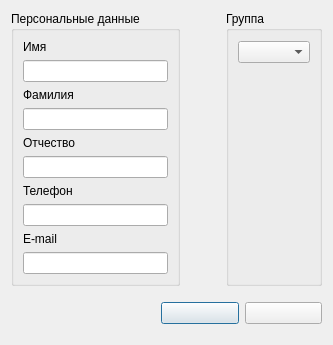
Before: the Qt Designer form ui/insertstudent.ui in 7enSmile/clientVKR, drawn with Qt 5.
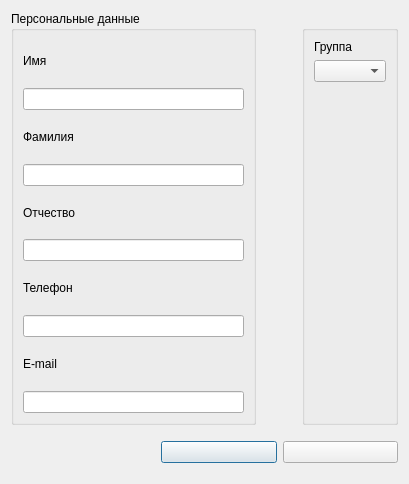
After: the same form once the commit is applied.

Commit message: исправление

What changed in the file:
```diff
--- a/ui/insertstudent.ui
+++ b/ui/insertstudent.ui
@@ -6,8 +6,8 @@
    <rect>
     <x>0</x>
     <y>0</y>
-    <width>333</width>
-    <height>340</height>
+    <width>409</width>
+    <height>484</height>
    </rect>
   </property>
   <property name="windowTitle">
@@ -118,11 +118,18 @@
      <item>
       <widget class="QGroupBox" name="groupBox_2">
        <property name="title">
-        <string>Группа</string>
+        <string> </string>
        </property>
        <layout class="QHBoxLayout" name="horizontalLayout_4">
         <item>
          <layout class="QVBoxLayout" name="verticalLayout_5">
+          <item>
+           <widget class="QLabel" name="label_2">
+            <property name="text">
+             <string>Группа</string>
+            </property>
+           </widget>
+          </item>
           <item>
            <widget class="QComboBox" name="comboBoxGrops"/>
           </item>
@@ -132,7 +139,7 @@
              <enum>Qt::Vertical</enum>
             </property>
             <property name="sizeType">
-             <enum>QSizePolicy::Fixed</enum>
+             <enum>QSizePolicy::Expanding</enum>
             </property>
             <property name="sizeHint" stdset="0">
              <size>
```
The commit also changes 1 other file.
